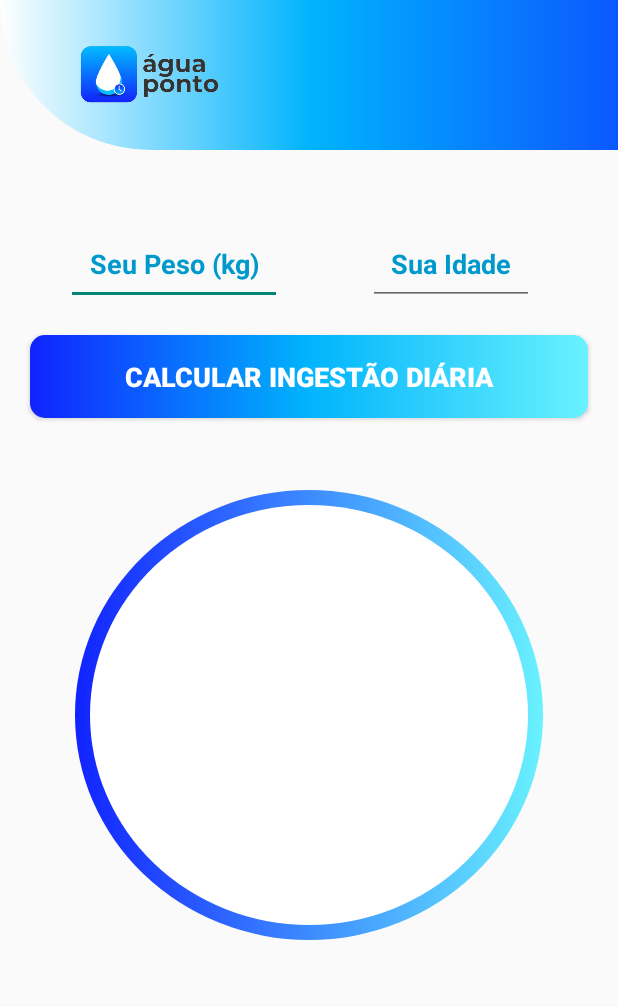
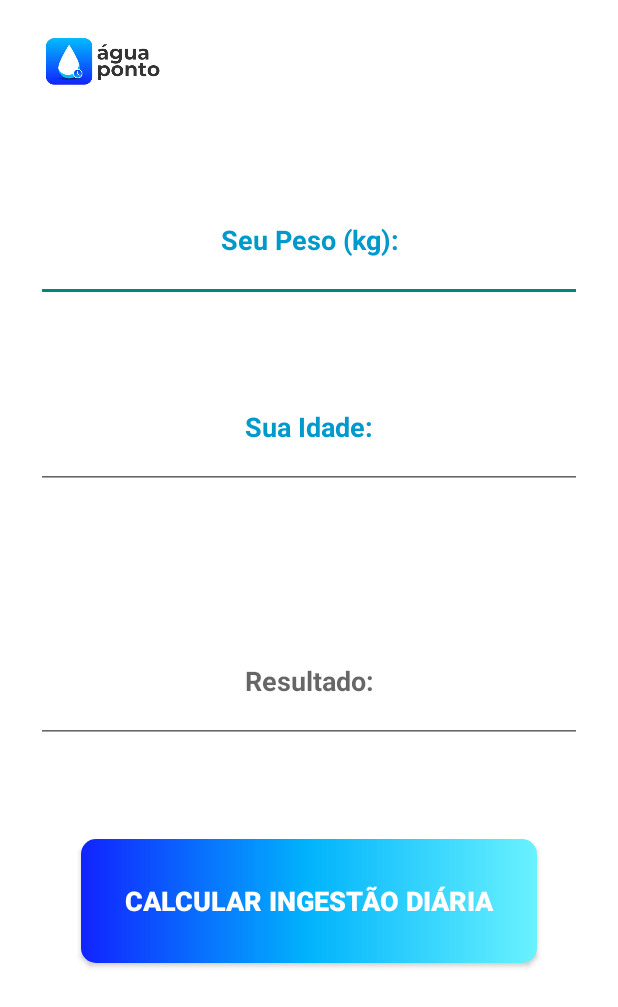
Before and after one commit to luigiconsentino7/front_agua_ponto, an Android app: the screen it shows after launch (CalcularActivity), on a phone screen of 412 x 824 dp. Shown: the top 1007 px of the screen. Run offline under Robolectric (Android 15) with nearby library versions, the phone set to English and light mode, and no system bars.

Commit message:
ajustes layout

```diff
--- a/app/src/main/java/com/example/projeto_aguaponto/CalcularActivity.java
+++ b/app/src/main/java/com/example/projeto_aguaponto/CalcularActivity.java
@@ -29,6 +29,7 @@ public class CalcularActivity extends AppCompatActivity {
         super.onCreate(savedInstanceState);
         setContentView(R.layout.activity_calcular);
 
+
         IniciarComponentes();
 
         CalcularIngestaoDiaria calcularIngestaoDiaria = new CalcularIngestaoDiaria();
@@ -52,7 +53,7 @@ public class CalcularActivity extends AppCompatActivity {
                     resultadoMl = calcularIngestaoDiaria.ResultadoMl();
                     NumberFormat formatar = NumberFormat.getNumberInstance(new Locale("pt", "BR"));
                     formatar.setGroupingUsed(false);
-                    txt_resultado_ml.setText(formatar.format(resultadoMl) + " ml");
+                    txt_resultado_ml.setText(formatar.format(resultadoMl));
 
                 }
             }
--- a/app/src/main/java/com/example/projeto_aguaponto/MainActivity.java
+++ b/app/src/main/java/com/example/projeto_aguaponto/MainActivity.java
@@ -16,9 +16,9 @@ public class MainActivity extends AppCompatActivity {
     //definição das variáveis
     private Button bt_adicionar_agua;
     private AdicionarMl adicionarMl;
-    private TextView txt_resultado_ml_main;
+    private TextView txt_ml_atual;
 
-    private int resultado_ml_atual = 0;
+    private int ml_atual = 0;
     private int adicionar_agua = 300;
 
     @Override
@@ -35,17 +35,17 @@ public class MainActivity extends AppCompatActivity {
             @Override
             public void onClick(View v) { //metodo que executa uma ação ao clicar no botão
 
-                adicionarMl.Somar(resultado_ml_atual, adicionar_agua);
-                resultado_ml_atual = adicionarMl.ResultadoMlAtual();
+                adicionarMl.Somar(ml_atual, adicionar_agua);
+                ml_atual = adicionarMl.ResultadoMlAtual();
                 NumberFormat formatar = NumberFormat.getNumberInstance(new Locale("pt", "BR"));
                 formatar.setGroupingUsed(false);
-                txt_resultado_ml_main.setText(formatar.format(resultado_ml_atual));
+                txt_ml_atual.setText(formatar.format(ml_atual));
             }
         });
 
     }
     public void IniciarComponentes(){ //criação do metodo de iniciar componentes
         bt_adicionar_agua = findViewById(R.id.bt_add_ingestao);
-        txt_resultado_ml_main = findViewById(R.id.txt_resultado_ml_main);
+        txt_ml_atual = findViewById(R.id.txt_ml_atual);
     }
 }
--- a/app/src/main/res/drawable/container_header.xml
+++ b/app/src/main/res/drawable/container_header.xml
@@ -3,11 +3,10 @@
     android:shape="rectangle">
 
     <gradient android:type="linear"
-        android:startColor="#0B58FF"
-        android:centerColor="#01B4FC"
+        android:startColor="#FFFFFF"
         android:endColor="#FFFFFF"
         android:angle="180"/>
 
-    <corners android:bottomLeftRadius="1000dp"/>
+    >
 
 </shape>
--- a/app/src/main/res/layout/activity_calcular.xml
+++ b/app/src/main/res/layout/activity_calcular.xml
@@ -10,48 +10,57 @@
     <androidx.constraintlayout.widget.ConstraintLayout
         android:layout_width="match_parent"
         android:layout_height="match_parent"
+        app:layout_constraintBottom_toBottomOf="@+id/txt_resultado_ml"
+        app:layout_constraintTop_toBottomOf="@+id/txt_resultado_ml"
         tools:context=".CalcularActivity">
 
         <View
             android:id="@+id/container_header"
-            android:layout_width="match_parent"
-            android:layout_height="100dp"
+            android:layout_width="0dp"
+            android:layout_height="0dp"
             android:background="@drawable/container_header"
+            app:layout_constraintBottom_toBottomOf="parent"
+            app:layout_constraintEnd_toEndOf="parent"
             app:layout_constraintStart_toStartOf="parent"
-            app:layout_constraintEnd_toEndOf="parent"
-            app:layout_constraintTop_toTopOf="parent"
-            />
+            app:layout_constraintTop_toTopOf="parent" />
 
         <ImageView
-            android:layout_width="150dp"
-            android:layout_height="100dp"
-            android:layout_marginStart="25dp"
+            android:id="@+id/logo"
+            android:contentDescription="@string/content_description_logo"
+            android:layout_width="106dp"
+            android:layout_height="0dp"
+            android:layout_marginStart="16dp"
+            android:layout_marginBottom="35dp"
             android:src="@drawable/logoaguaponto"
-            app:layout_constraintStart_toStartOf="@id/container_header"
-            app:layout_constraintTop_toTopOf="@id/container_header" />
+            app:layout_constraintBottom_toTopOf="@+id/edit_peso"
+            app:layout_constraintStart_toStartOf="parent"
+            app:layout_constraintTop_toTopOf="parent" />
 
         <androidx.appcompat.widget.AppCompatButton
             android:id="@+id/bt_calcular"
-            android:layout_width="match_parent"
-            android:layout_height="wrap_content"
-            android:layout_margin="20dp"
-            android:layout_marginTop="68dp"
+            android:layout_width="0dp"
+            android:layout_height="0dp"
+            android:layout_marginStart="54dp"
+            android:layout_marginEnd="54dp"
+            android:layout_marginBottom="182dp"
             android:background="@drawable/bg_degrade_button"
             android:padding="15dp"
             android:text="@string/text_button_calcular"
             android:textColor="#FFF"
             android:textSize="18sp"
             android:textStyle="bold"
+            app:layout_constraintBottom_toBottomOf="parent"
             app:layout_constraintEnd_toEndOf="parent"
             app:layout_constraintStart_toStartOf="parent"
-            app:layout_constraintTop_toBottomOf="@id/edit_peso" />
+            app:layout_constraintTop_toBottomOf="@+id/txt_resultado_ml" />
 
         <EditText
             android:id="@+id/edit_peso"
-            android:layout_width="wrap_content"
-            android:layout_height="wrap_content"
-            android:layout_marginStart="44dp"
-            android:layout_marginTop="48dp"
+            android:layout_width="0dp"
+            android:layout_height="0dp"
+            android:layout_marginStart="24dp"
+            android:layout_marginEnd="24dp"
+            android:layout_marginBottom="42dp"
             android:gravity="center"
             android:hint="@string/hint_peso"
             android:inputType="numberDecimal"
@@ -61,15 +70,19 @@
             android:textColorHint="@android:color/holo_blue_dark"
             android:textSize="18sp"
             android:textStyle="bold"
+            app:layout_constraintBottom_toTopOf="@+id/edit_idade"
+            app:layout_constraintEnd_toEndOf="parent"
+            app:layout_constraintHorizontal_bias="0.0"
             app:layout_constraintStart_toStartOf="parent"
-
-            app:layout_constraintTop_toBottomOf="@id/container_header" />
+            app:layout_constraintTop_toBottomOf="@+id/logo" />
 
         <EditText
             android:id="@+id/edit_idade"
-            android:layout_width="wrap_content"
-            android:layout_height="wrap_content"
-            android:layout_marginTop="48dp"
+            android:layout_width="0dp"
+            android:layout_height="0dp"
+            android:layout_marginStart="24dp"
+            android:layout_marginEnd="24dp"
+            android:layout_marginBottom="86dp"
             android:gravity="center"
             android:hint="@string/hint_idade"
             android:inputType="number"
@@ -79,39 +92,30 @@
             android:textColorHint="@android:color/holo_blue_dark"
             android:textSize="18sp"
             android:textStyle="bold"
+            app:layout_constraintBottom_toTopOf="@+id/txt_resultado_ml"
             app:layout_constraintEnd_toEndOf="parent"
-            app:layout_constraintHorizontal_bias="0.508"
+            app:layout_constraintStart_toStartOf="parent"
+            app:layout_constraintTop_toBottomOf="@+id/edit_peso" />
 
-            app:layout_constraintStart_toEndOf="@id/edit_peso"
-            app:layout_constraintTop_toBottomOf="@id/container_header" />
-
-        <View
-            android:id="@+id/container_resultado_ml"
-            android:layout_width="match_parent"
-            android:layout_height="300dp"
-            android:layout_marginStart="50dp"
-            android:layout_marginTop="48dp"
-            android:layout_marginEnd="50dp"
-            android:background="@drawable/container_resultador_ml"
+        <EditText
+            android:id="@+id/txt_resultado_ml"
+            android:layout_width="0dp"
+            android:layout_height="0dp"
+            android:layout_marginStart="24dp"
+            android:layout_marginEnd="24dp"
+            android:layout_marginBottom="64dp"
+            android:ems="10"
+            android:gravity="center"
+            android:hint="@string/hint_resultado"
+            android:inputType="text"
+            android:padding="15dp"
+            android:textColor="#1123FF"
+            android:textSize="18sp"
+            android:textStyle="bold"
+            app:layout_constraintBottom_toTopOf="@+id/bt_calcular"
             app:layout_constraintEnd_toEndOf="parent"
-            app:layout_constraintHorizontal_bias="1.0"
             app:layout_constraintStart_toStartOf="parent"
-            app:layout_constraintTop_toBottomOf="@id/bt_calcular" />
-
-        <TextView
-            android:id="@+id/txt_resultado_ml"
-            android:layout_width="wrap_content"
-            android:layout_height="wrap_content"
-            android:text=""
-            android:textSize="35sp"
-            android:textColor="@android:color/holo_blue_dark"
-            android:textStyle="bold"
-            app:layout_constraintTop_toTopOf="@id/container_resultado_ml"
-            app:layout_constraintStart_toStartOf="@id/container_resultado_ml"
-            app:layout_constraintEnd_toEndOf="@id/container_resultado_ml"
-            app:layout_constraintBottom_toBottomOf="@id/container_resultado_ml"
-            />
-
+            app:layout_constraintTop_toBottomOf="@+id/edit_idade" />
 
 
     </androidx.constraintlayout.widget.ConstraintLayout>
--- a/app/src/main/res/layout/activity_main.xml
+++ b/app/src/main/res/layout/activity_main.xml
@@ -51,20 +51,19 @@
             app:srcCompat="@drawable/ic_menu" />
 
         <TextView
-            android:id="@+id/txt_resultado_ml_main"
+            android:id="@+id/txt_ml_atual"
             android:layout_width="wrap_content"
             android:layout_height="wrap_content"
             android:text="@string/ingerido_ml"
-
             android:textColor="@color/white"
             android:textSize="90sp"
             android:textStyle="bold"
-            app:layout_constraintBottom_toTopOf="@+id/meta_diaria_ml"
+            app:layout_constraintBottom_toTopOf="@+id/txt_meta_diaria_ml"
             app:layout_constraintEnd_toEndOf="parent"
             app:layout_constraintStart_toStartOf="parent" />
 
         <TextView
-            android:id="@+id/meta_diaria_ml"
+            android:id="@+id/txt_meta_diaria_ml"
             android:layout_width="wrap_content"
             android:layout_height="wrap_content"
             android:layout_marginTop="319dp"
@@ -76,7 +75,7 @@
             app:layout_constraintTop_toTopOf="parent" />
 
         <TextView
-            android:id="@+id/textView4"
+            android:id="@+id/ml_text"
             android:layout_width="wrap_content"
             android:layout_height="wrap_content"
             android:layout_marginTop="7dp"
@@ -86,7 +85,7 @@
             android:textSize="20sp"
             android:textStyle="bold"
             app:layout_constraintEnd_toEndOf="parent"
-            app:layout_constraintTop_toTopOf="@+id/txt_resultado_ml_main" />
+            app:layout_constraintTop_toTopOf="@+id/txt_ml_atual" />
 
         <androidx.appcompat.widget.AppCompatButton
             android:id="@+id/bt_add_ingestao"
--- a/app/src/main/res/values/strings.xml
+++ b/app/src/main/res/values/strings.xml
@@ -1,5 +1,6 @@
 <resources>
     <string name="app_name">projeto_aguaponto</string>
+    <string name="content_description_logo">logo</string>
 
     <string name="nav_text">Olá, [User]</string>
     <string name="ingerido_ml">0</string>
@@ -8,8 +9,9 @@
     <string name="add_ml">+300 ml</string>
     <string name="descrição_image_menu">Menu</string>
 
-    <string name="hint_peso">Seu Peso (kg)</string>
-    <string name="hint_idade">Sua Idade</string>
+    <string name="hint_peso">Seu Peso (kg):</string>
+    <string name="hint_idade">Sua Idade:</string>
+    <string name="hint_resultado">Resultado:</string>
     <string name="text_button_calcular">Calcular ingestão diária</string>
     <string name="toast_informe_peso">Informe seu peso</string>
     <string name="toast_informe_idade">Informe sua idade</string>
```
